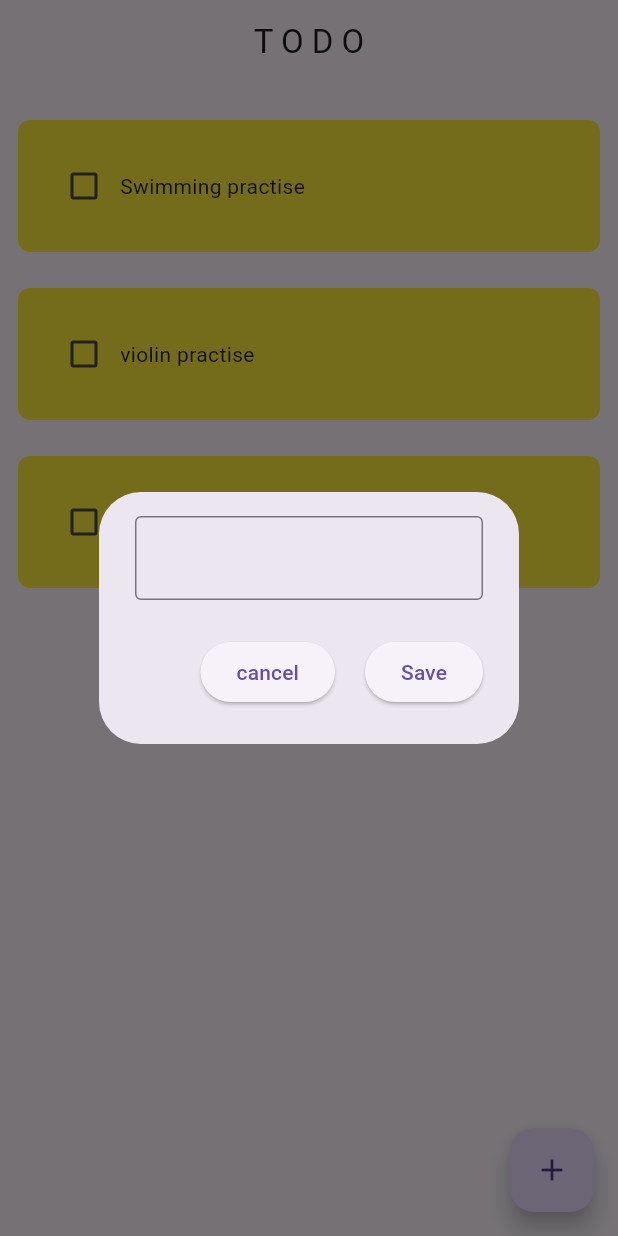
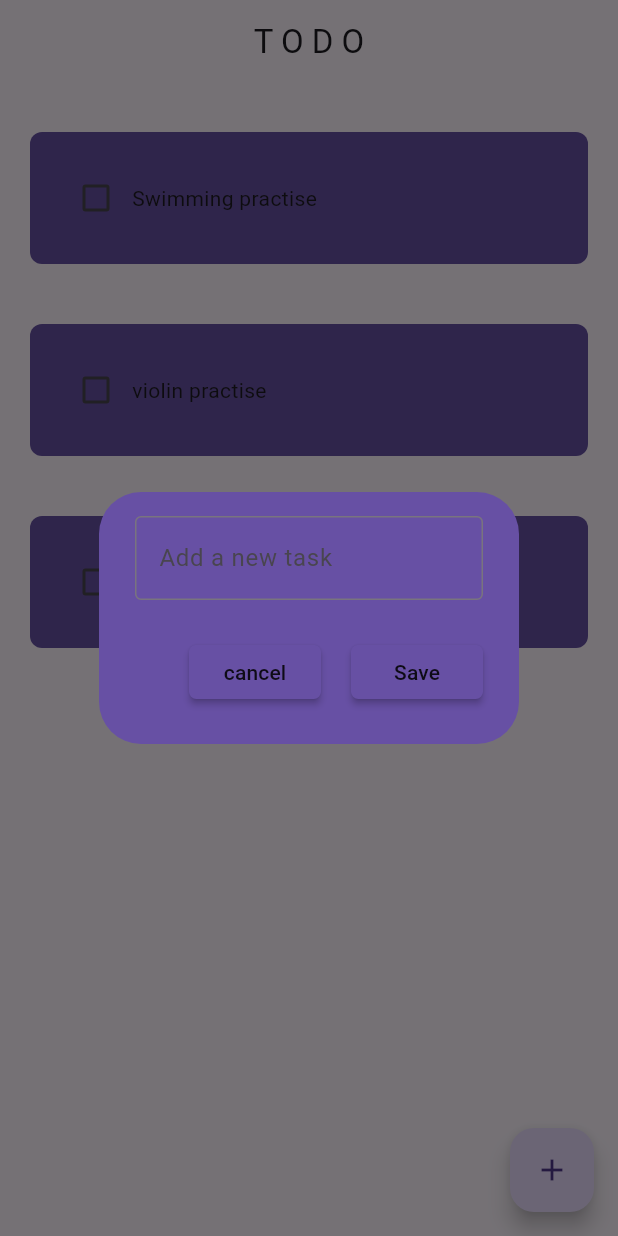
Before and after one commit to amainooti/TodoApp, a Flutter app: the screen it shows after launch, after a tap on the "add" icon, on a phone screen of 412 x 824 dp. Run offline on Flutter 3.47's test engine with Material 3 defaults, Android fonts, the phone set to English and light mode, and no system bars; drawn by our look-alikes of flutter_slidable.

Commit message:
added update, delete

```diff
--- /dev/null
+++ b/lib/components/custom_button.dart
@@ -0,0 +1,24 @@
+import 'package:flutter/material.dart';
+
+
+class CustomButton extends StatelessWidget {
+  CustomButton({Key? key,
+    required this.onPressed,
+    required this.buttonName}) : super(key: key);
+
+  void Function()? onPressed;
+  String buttonName;
+
+  @override
+  Widget build(BuildContext context) {
+    return MaterialButton(
+      shape: RoundedRectangleBorder(
+        borderRadius: BorderRadiusDirectional.circular(5),
+      ),
+      color: Theme.of(context).primaryColor,
+        onPressed: onPressed,
+        child: Text(buttonName),
+
+    );
+  }
+}
--- a/lib/components/my_diaglog.dart
+++ b/lib/components/my_diaglog.dart
@@ -1,17 +1,30 @@
 import 'package:flutter/material.dart';
+import 'package:todolist/components/custom_button.dart';
 
 class MyDialog extends StatelessWidget {
-  MyDialog({Key? key}) : super(key: key);
+  final dynamic controller;
+  VoidCallback onSave;
+  VoidCallback onCancel;
 
-  TextEditingController myController = TextEditingController();
+  MyDialog({Key? key,
+    required this.controller,
+    required this.onCancel,
+    required this.onSave
+  }) : super(key: key);
 
   @override
   Widget build(BuildContext context) {
-    return Container(
-      child: AlertDialog(
+    return AlertDialog(
+        backgroundColor: Theme.of(context).primaryColor,
         content: TextField(
-          controller: myController,
+          cursorColor: Colors.black,
+          controller: controller,
           decoration: InputDecoration(
+            hintText: "Add a new task",
+            focusColor: Colors.black,
+            focusedBorder: OutlineInputBorder(
+              borderSide: BorderSide(color: Colors.black)
+            ),
             border: OutlineInputBorder(),
           ),
         ),
@@ -19,15 +32,12 @@ class MyDialog extends StatelessWidget {
           Row(
             mainAxisAlignment: MainAxisAlignment.end,
             children: [
-              ElevatedButton(onPressed: (){}, child: Text("cancel")),
+              CustomButton(onPressed: onCancel, buttonName: "cancel"),
              const SizedBox(width: 20,),
-              ElevatedButton(onPressed: (){}, child: Text("Save")),
-
+              CustomButton(onPressed: onSave, buttonName: "Save"),
             ],
           )
-
         ],
-      ),
-    );
+      );
   }
 }
--- a/lib/components/todo_item.dart
+++ b/lib/components/todo_item.dart
@@ -1,25 +1,50 @@
 import 'package:flutter/material.dart';
+import 'package:flutter_slidable/flutter_slidable.dart';
 
 class TodoItem extends StatelessWidget {
    TodoItem({Key? key,
      required this.isChecked,
      required this.onChanged,
-     required this.todoText
+     required this.todoText,
+     required this.deleteTask,
+     required this.updateTask
    }) : super(key: key);
 
   // params
   bool isChecked;
   Function(bool?)? onChanged;
   String todoText;
+  Function(BuildContext)? deleteTask;
+  Function(BuildContext)? updateTask;
 
   @override
   Widget build(BuildContext context) {
-    return Container(
+    return Padding(
+
+      padding: const EdgeInsets.all(8.0),
+      child: Slidable(
+        endActionPane: ActionPane(
+          motion: StretchMotion(),
+          children: [
+            SlidableAction(onPressed: deleteTask,
+              icon: Icons.delete,
+              backgroundColor: Colors.red,
+            ),
+            SlidableAction(
+                onPressed: updateTask,
+                icon: Icons.edit,
+                backgroundColor: Colors.blue.shade200
+            ),
+
+          ],
+        ),
+        child: Container(
           padding: EdgeInsets.all(20),
           margin: EdgeInsets.only(top:24, left: 12, right: 12),
           decoration: BoxDecoration(
             borderRadius: BorderRadius.circular(8),
-        color: Colors.yellow,
+            color: Theme.of(context).primaryColor,
+
 
           ),
           child: Row(
@@ -38,6 +63,8 @@ class TodoItem extends StatelessWidget {
               )
             ],
           ),
+        ),
+      ),
     );
   }
 }
--- a/lib/main.dart
+++ b/lib/main.dart
@@ -16,7 +16,7 @@ class MyApp extends StatelessWidget {
       debugShowCheckedModeBanner: false,
       home: HomePage(),
       theme: ThemeData(
-        primarySwatch: Colors.yellow
+        primarySwatch: Colors.blue
       ),
     );
   }
--- a/pubspec.yaml
+++ b/pubspec.yaml
@@ -35,6 +35,7 @@ dependencies:
   # The following adds the Cupertino Icons font to your application.
   # Use with the CupertinoIcons class for iOS style icons.
   cupertino_icons: ^1.0.2
+  flutter_slidable: ^1.2.0
 
 dev_dependencies:
   flutter_test:
```
Also changed, not shown: lib/pages/home_page.dart (+49 -4 lines), pubspec.lock. Lines whose indentation alone changed are shown as unchanged.
